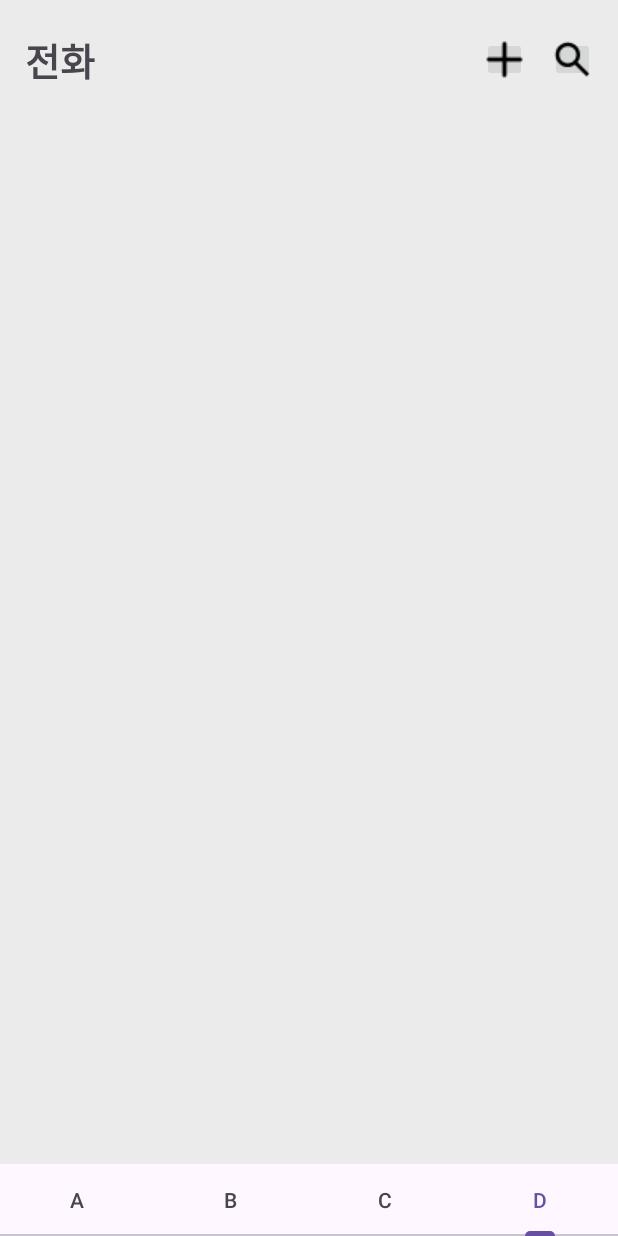
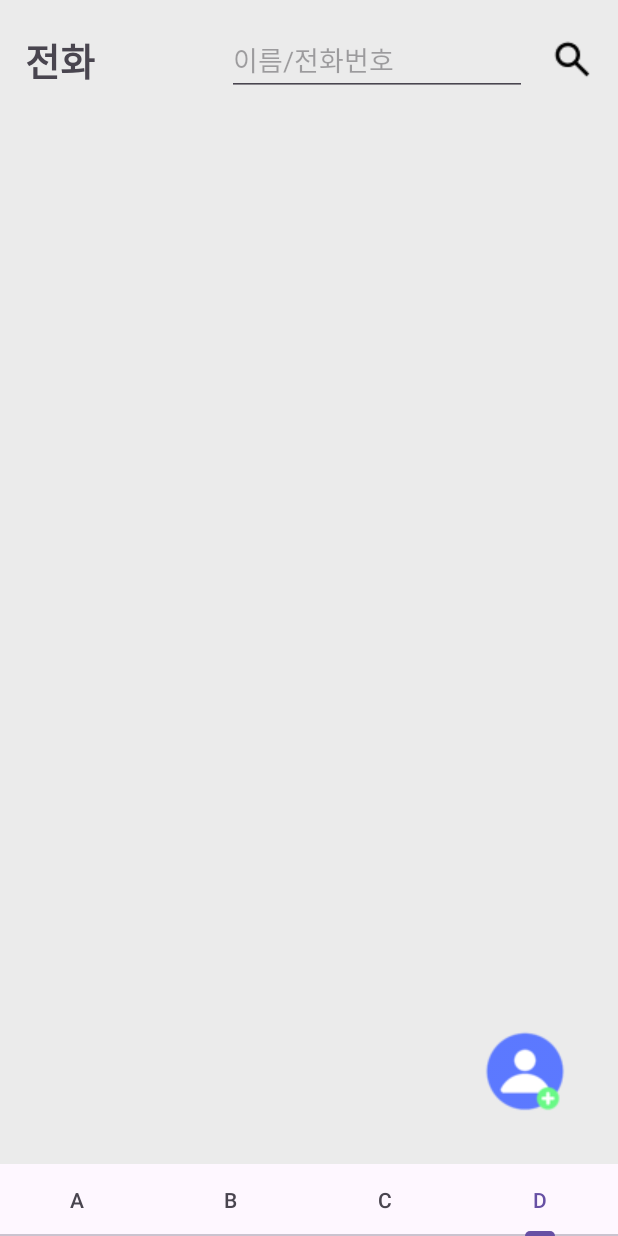
Before and after one commit to jooyoung9939/kjy_nsh, an Android app: the screen it shows after launch (MainActivity), item 4 of the bottom bar chosen, on a phone screen of 412 x 824 dp. Run offline under Robolectric (Android 15) with nearby library versions, the phone set to English and light mode, and no system bars.

Commit message:
fragmentD ui 수정

```diff
--- a/app/src/main/java/com/example/madcamp_week1_tab1_try/FragmentD.kt
+++ b/app/src/main/java/com/example/madcamp_week1_tab1_try/FragmentD.kt
@@ -10,6 +10,7 @@ import androidx.appcompat.widget.AppCompatImageButton
 import androidx.fragment.app.Fragment
 import com.example.madcamp_week1_tab1_try.CustomAdapter
 import com.example.madcamp_week1_tab1_try.R
+
 
 class FragmentD : Fragment() {
 
@@ -26,7 +27,7 @@ class FragmentD : Fragment() {
         customAdapter = CustomAdapter(requireContext())
         list.adapter = customAdapter
 
-        val plusButton: AppCompatImageButton = view.findViewById(R.id.plus)
+        val plusButton: AppCompatImageButton = view.findViewById(R.id.plus_button)
         plusButton.setOnClickListener {
             val dialog = Dialog(requireContext())
             dialog.setContentView(R.layout.custom_dialog)
@@ -39,7 +40,6 @@ class FragmentD : Fragment() {
                 customAdapter.addItem(name.text.toString(), num.text.toString())
                 dialog.dismiss()
             }
-
             dialog.show()
         }
 
--- a/app/src/main/res/layout/fragment_d.xml
+++ b/app/src/main/res/layout/fragment_d.xml
@@ -1,5 +1,5 @@
 <?xml version="1.0" encoding="utf-8"?>
-<LinearLayout xmlns:android="http://schemas.android.com/apk/res/android"
+<FrameLayout xmlns:android="http://schemas.android.com/apk/res/android"
     xmlns:app="http://schemas.android.com/apk/res-auto"
     xmlns:tools="http://schemas.android.com/tools"
     android:layout_width="match_parent"
@@ -22,24 +22,39 @@
         <LinearLayout
             android:layout_width="match_parent"
             android:layout_height="match_parent"
-            android:gravity="right|center_vertical">
+            android:gravity="right|center_vertical"
+            android:orientation="horizontal">
+            <EditText
+                android:id="@+id/search"
+                android:layout_width="200dp"
+                android:layout_height="wrap_content"
+                android:hint="이름/전화번호"
+                android:inputType="text"/>
             <ImageButton
-                android:id="@+id/plus"
-                android:src="@drawable/plus"
-                android:layout_width="30dp"
-                android:layout_height="30dp"/>
-            <ImageButton
+                android:id="@+id/search_button"
                 android:src="@drawable/search"
                 android:layout_width="30dp"
                 android:layout_height="30dp"
-                android:layout_marginHorizontal="15dp"/>
+                android:layout_marginHorizontal="15dp"
+                style="?android:attr/borderlessButtonStyle"/>
         </LinearLayout>
     </LinearLayout>
 
     <ListView
         android:id="@+id/listView"
         tools:listitem="@layout/item"
+        android:paddingTop="80dp"
         android:layout_width="match_parent"
         android:layout_height="wrap_content" />
 
-</LinearLayout>
+    <ImageButton
+        android:id="@+id/plus_button"
+        android:src="@drawable/contact_user_add_user_new_user_icon_250756"
+        android:layout_gravity="right|bottom"
+        android:layout_marginRight="30dp"
+        android:layout_marginBottom="30dp"
+        android:layout_width="64dp"
+        android:layout_height="64dp"
+        style="?android:attr/borderlessButtonStyle"/>
+
+</FrameLayout>
```
Also changed, not shown: app/src/main/res/drawable/contact_user_add_user_new_user_icon_250756.png (added).
